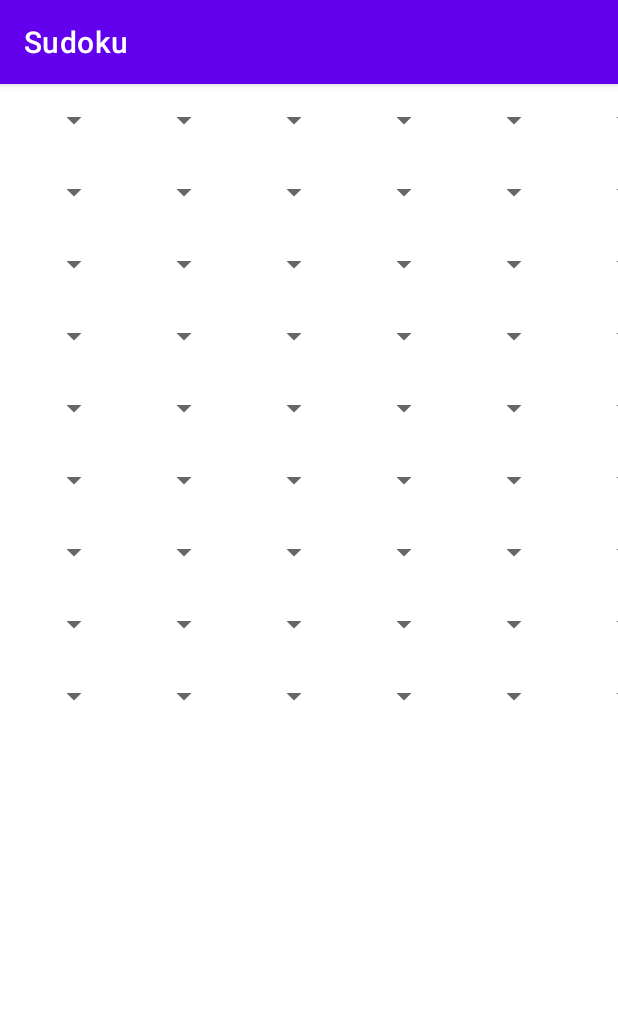
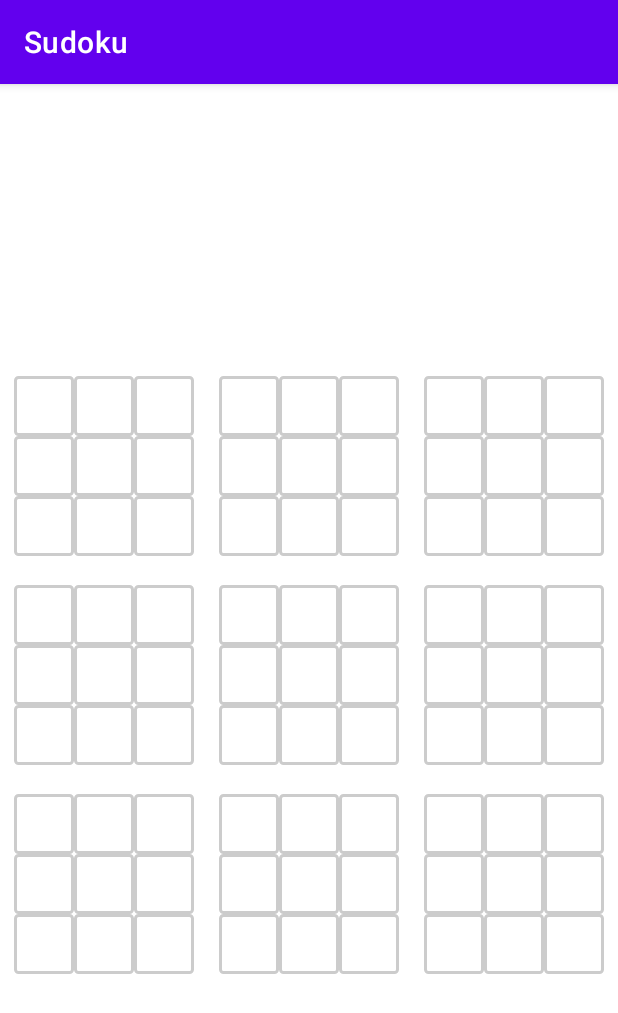
Before and after one commit to ItsIvanPsk/Sudoku, an Android app: the screen it shows after launch (MainActivity), on a phone screen of 412 x 824 dp. Shown: the top 1013 px of the screen. Run offline under Robolectric (Android 15) with nearby library versions, the phone set to English and light mode, and no system bars.

Commit message:
UI Release

```diff
--- a/app/src/main/java/com/example/sudoku/MainActivity.java
+++ b/app/src/main/java/com/example/sudoku/MainActivity.java
@@ -2,28 +2,41 @@ package com.example.sudoku;
 
 import androidx.appcompat.app.AppCompatActivity;
 
+import android.graphics.Color;
+import android.os.Build;
 import android.os.Bundle;
+import android.util.Log;
+import android.view.View;
+import android.widget.AdapterView;
 import android.widget.ArrayAdapter;
 import android.widget.GridLayout;
 import android.widget.LinearLayout;
+import android.widget.Space;
 import android.widget.Spinner;
+import android.widget.TableLayout;
+import android.widget.TableRow;
+import android.widget.TextView;
+import android.widget.Toast;
 
 import java.util.ArrayList;
 
-public class MainActivity extends AppCompatActivity {
-    int col = 9;
-    int row = 9;
+public class MainActivity extends AppCompatActivity implements AdapterView.OnItemSelectedListener {
+    int cols = 9;
+    int rows = 9;
+    TableLayout table;
+    static ArrayList<String> spinnerArray = new ArrayList<String>();
     @Override
     protected void onCreate(Bundle savedInstanceState) {
         super.onCreate(savedInstanceState);
         setContentView(R.layout.activity_main);
+        table = findViewById(R.id.table);
+        createTable();
 
-        GridLayout layout = new GridLayout(this);
-        layout.setColumnCount(row);
-        layout.setRowCount(col);
+    }
 
-        for (int i = 0; i < row*col; i++){
-            ArrayList<String> spinnerArray = new ArrayList<String>();
+    public static void fillNumbers()
+    {
+        spinnerArray.clear();
         spinnerArray.add(" ");
         spinnerArray.add("1");
         spinnerArray.add("2");
@@ -34,29 +47,72 @@ public class MainActivity extends AppCompatActivity {
         spinnerArray.add("7");
         spinnerArray.add("8");
         spinnerArray.add("9");
-
-            Spinner spinner = new Spinner(this);
-            ArrayAdapter<String> spinnerArrayAdapter = new ArrayAdapter<String>(this, android.R.layout.simple_spinner_dropdown_item, spinnerArray);
-            spinner.setAdapter(spinnerArrayAdapter);
-
-            layout.addView(spinner);
     }
 
-        setContentView(layout);
+    public void createTable(){
+        fillNumbers();
+        int row = 0;
+        int col = 0;
+        int block = 0;
+        for (row = 0; row < rows; row++){
+            TableRow tr = new TableRow(this);
+            for (col = 0; col < cols; col++) {
+                Spinner spinner = new Spinner(this);
+                spinner.setBackgroundColor(Color.LTGRAY);
+                spinner.setBackgroundResource(R.drawable.customborder);
+                ArrayAdapter<String> spinnerArrayAdapter = new ArrayAdapter<String>(this, R.layout.spinner_item, spinnerArray);
+                spinner.setAdapter(spinnerArrayAdapter);
+                spinner.setTag(R.id.row,row);
+                spinner.setTag(R.id.col,col);
+                spinner.setTag(R.id.block,block);
+                spinner.setOnItemSelectedListener(this);
+                if(row % 3 == 0 && col % 9 == 0)
+                {
+                    TableRow espacio = new TableRow(this);
+                    TextView esp = new TextView(this);
+                    espacio.addView(esp);
+                    table.addView(espacio);
+                }
+                if(col % 3 == 0 && col != 0)
+                {
+                    System.out.println("Columnas");
+                    TextView esp = new TextView(this);
+                    esp.setText("     ");
+                    tr.addView(esp);
+                }
+                tr.addView(spinner);
+
+            }
+            table.addView(tr);
+        }
+    }
+
+    public int getVal(int row, int col){
+        Spinner sp = findViewById(R.id.col);
+        return 0;
+    }
+    public void setVal(int val) {
+
+    }
+    public void checkRow(int row){
+
+    }
+    public void checkCol(int col){
+
+    }
+    public void checkBlock(int block){
+
+    }
+    public void startGame(){
 
     }
 
-    public void createVoidSpinner()
-    {
 
-        /*
-        ArrayAdapter<CharSequence> adapter = ArrayAdapter.createFromResource(
-                this,
-                R.array.numbers,
-                android.R.layout.simple_spinner_item
-        );
-        adapter.setDropDownViewResource(android.R.layout.simple_spinner_dropdown_item);
-        spinner.setAdapter(adapter);
-         */
+    @Override
+    public void onItemSelected(AdapterView<?> parent, View view, int pos,long id) {
+        Log.i("5", "Aips");
+    }
+    @Override
+    public void onNothingSelected(AdapterView<?> arg0) {
     }
 }
--- /dev/null
+++ b/app/src/main/res/drawable/customborder.xml
@@ -0,0 +1,5 @@
+<?xml version="1.0" encoding="UTF-8"?>
+<shape xmlns:android="http://schemas.android.com/apk/res/android" android:shape="rectangle">
+    <corners android:radius="2dp"/>
+    <stroke android:width="2dp" android:color="#CCCCCC"/>
+</shape>
--- a/app/src/main/res/layout/activity_main.xml
+++ b/app/src/main/res/layout/activity_main.xml
@@ -1,6 +1,20 @@
 <?xml version="1.0" encoding="utf-8"?>
-<LinearLayout xmlns:android="http://schemas.android.com/apk/res/android"
+<androidx.constraintlayout.widget.ConstraintLayout xmlns:android="http://schemas.android.com/apk/res/android"
     xmlns:tools="http://schemas.android.com/tools"
     android:layout_width="match_parent"
     android:layout_height="match_parent"
-    tools:context=".MainActivity" />
+    xmlns:app="http://schemas.android.com/apk/res-auto"
+    tools:context=".MainActivity">
+
+    <TableLayout
+        android:id="@+id/table"
+        android:layout_width="wrap_content"
+        android:layout_height="wrap_content"
+        app:layout_constraintTop_toTopOf="parent"
+        app:layout_constraintStart_toStartOf="parent"
+        app:layout_constraintBottom_toBottomOf="parent"
+        app:layout_constraintEnd_toEndOf="parent">
+
+    </TableLayout>
+
+</androidx.constraintlayout.widget.ConstraintLayout>
--- /dev/null
+++ b/app/src/main/res/layout/spinner_item.xml
@@ -0,0 +1,9 @@
+<?xml version="1.0" encoding="utf-8"?>
+<CheckedTextView xmlns:android="http://schemas.android.com/apk/res/android"
+    android:id="@android:id/text1"
+    style="?android:attr/spinnerDropDownItemStyle"
+    android:layout_width="40dp"
+    android:layout_height="40dp"
+    android:ellipsize="marquee"
+    android:singleLine="true"
+    android:padding="10dp"/>
--- a/app/src/main/res/values/strings.xml
+++ b/app/src/main/res/values/strings.xml
@@ -11,4 +11,7 @@
         <item>8</item>
         <item>9</item>
     </string-array>
+    <item name="row" type="id" />
+    <item name="col" type="id" />
+    <item name="block" type="id" />
 </resources>
```
Lines whose indentation alone changed are shown as unchanged.
